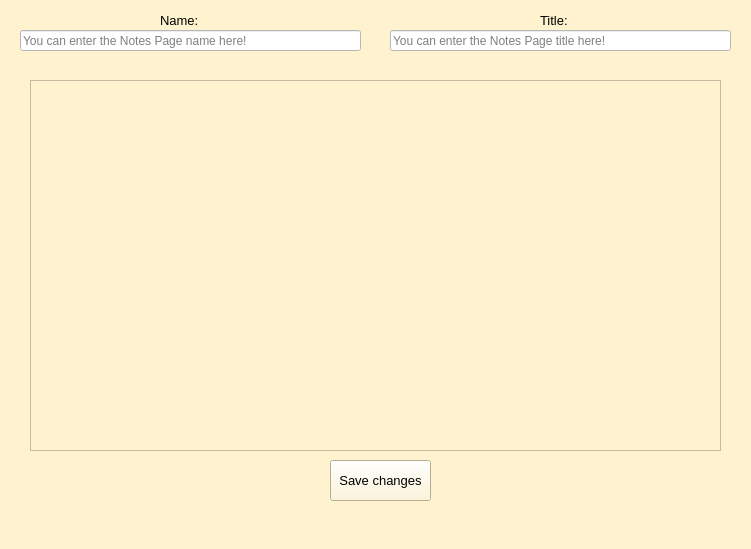
Old version of the form PTI/SPCK/GUI/editNote.ui in the repository GreenSystemDuy08/TL-C4K-PTI01.
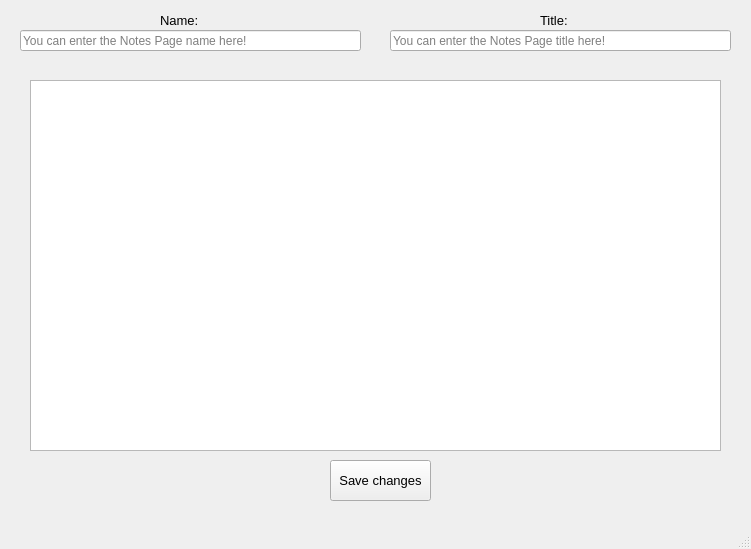
New version of the form.

What changed in the file:
```diff
--- a/PTI/SPCK/GUI/editNote.ui
+++ b/PTI/SPCK/GUI/editNote.ui
@@ -14,7 +14,7 @@
    <string>Note for WOW! - Edit Page</string>
   </property>
   <property name="styleSheet">
-   <string notr="true">background-color: rgb(255, 243, 207);</string>
+   <string notr="true"/>
   </property>
   <widget class="QWidget" name="centralwidget">
    <widget class="QLineEdit" name="le_name">
@@ -27,7 +27,7 @@
      </rect>
     </property>
     <property name="styleSheet">
-     <string notr="true">background-color: rgb(255, 255, 255);</string>
+     <string notr="true"/>
     </property>
     <property name="placeholderText">
      <string>You can enter the Notes Page name here!</string>
@@ -47,6 +47,9 @@
       <pointsize>10</pointsize>
      </font>
     </property>
+    <property name="styleSheet">
+     <string notr="true"/>
+    </property>
     <property name="text">
      <string>Name:</string>
     </property>
@@ -89,6 +92,9 @@
       <pointsize>10</pointsize>
      </font>
     </property>
+    <property name="styleSheet">
+     <string notr="true"/>
+    </property>
     <property name="text">
      <string>Save changes</string>
     </property>
@@ -107,6 +113,9 @@
       <pointsize>10</pointsize>
      </font>
     </property>
+    <property name="styleSheet">
+     <string notr="true"/>
+    </property>
     <property name="text">
      <string>Title:</string>
     </property>
@@ -121,7 +130,7 @@
      </rect>
     </property>
     <property name="styleSheet">
-     <string notr="true">background-color: rgb(255, 255, 255);</string>
+     <string notr="true"/>
     </property>
     <property name="placeholderText">
      <string>You can enter the Notes Page title here!</string>
```
